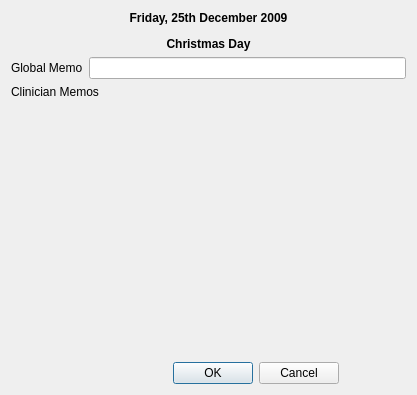
The window that src/openmolar/qt-designer/editmemos.ui (rowinggolfer/openmolar1) describes before a commit, drawn with Qt 5.
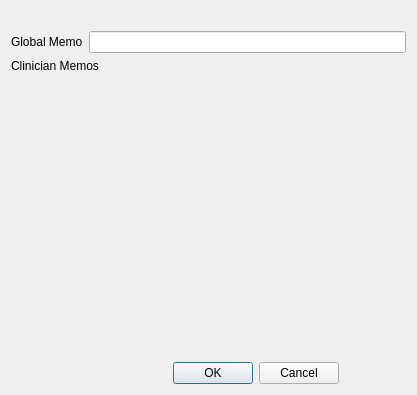
The same window after the commit.

Diff of the .ui file:
```diff
--- a/src/openmolar/qt-designer/editmemos.ui
+++ b/src/openmolar/qt-designer/editmemos.ui
@@ -23,8 +23,7 @@
       </font>
      </property>
      <property name="text">
-      <string>&lt;p align=&quot;center&quot;&gt;Friday, 25th December 2009&lt;/p&gt;
-&lt;p align=&quot;center&quot;&gt;Christmas Day&lt;/p&gt;</string>
+      <string/>
      </property>
      <property name="alignment">
       <set>Qt::AlignCenter</set>
@@ -65,7 +64,7 @@
         <x>0</x>
         <y>0</y>
         <width>399</width>
-        <height>253</height>
+        <height>238</height>
        </rect>
       </property>
      </widget>
```
